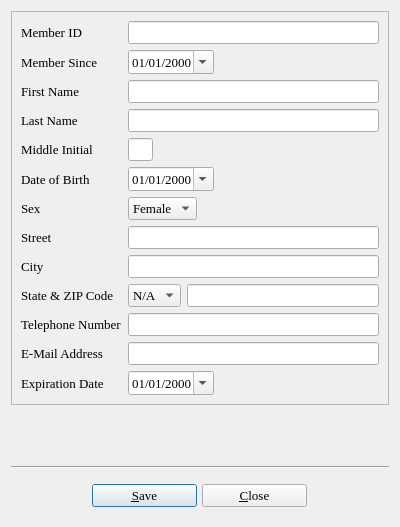
Before: the Qt Designer form userinfo.ui in textbrowser/biblioteq, drawn with Qt 5.
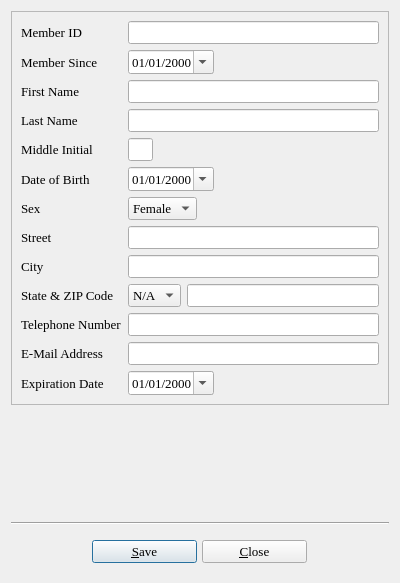
After: the same form once the commit is applied. Icons and pictures are not drawn.

Diff of the .ui file:
```diff
--- a/userinfo.ui
+++ b/userinfo.ui
@@ -7,7 +7,7 @@
     <x>0</x>
     <y>0</y>
     <width>400</width>
-    <height>527</height>
+    <height>583</height>
    </rect>
   </property>
   <property name="minimumSize">
```
Left out of the diff: 12 changed lines with no effect on the pictures.
